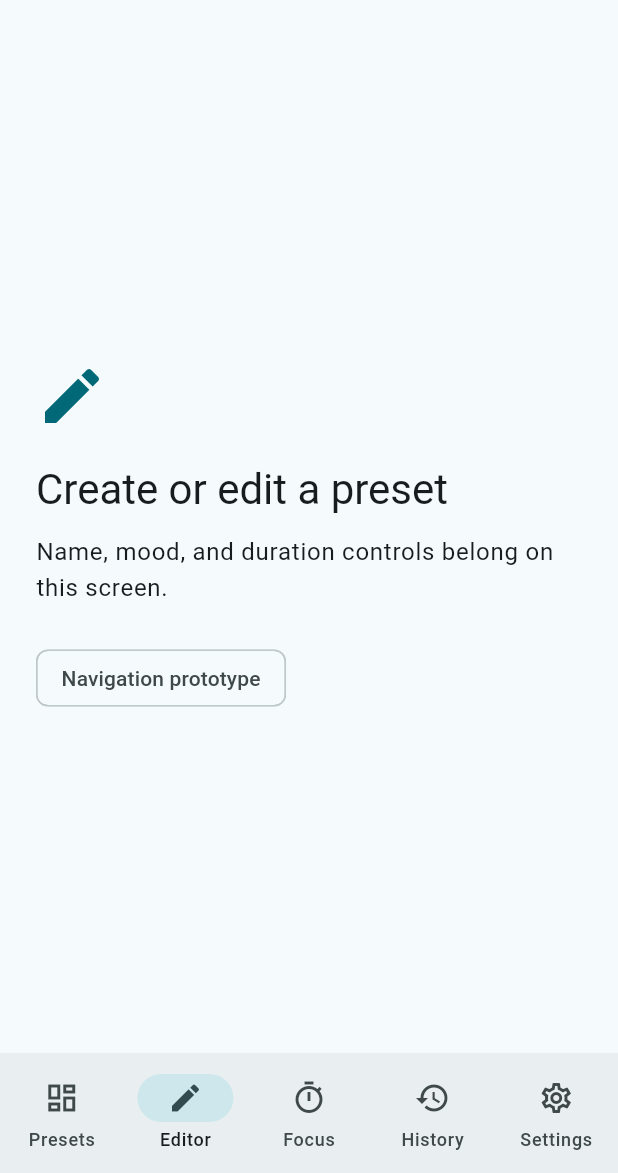
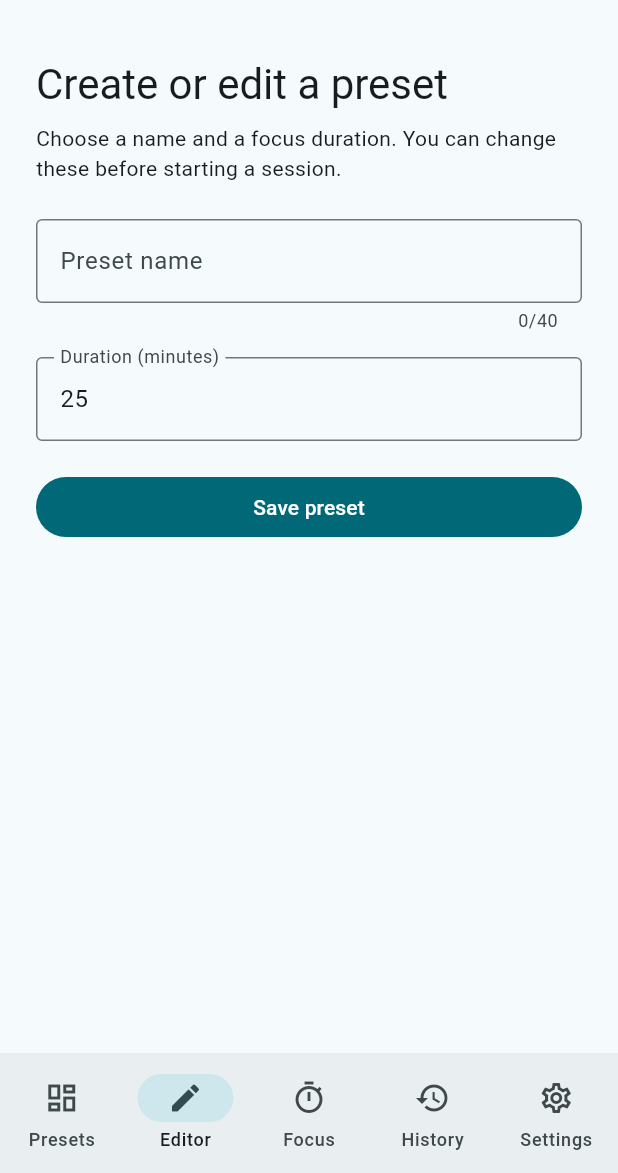
Before and after one commit to ozemoya/project1-adaptive-focus-studio, a Flutter app: the screen it shows after launch, item 2 of the bottom bar chosen, on a phone screen of 412 x 824 dp, the part 63-1236 px from its top. Run offline on Flutter 3.47's test engine with Material 3 defaults, Android fonts, the phone set to English and light mode, and no system bars.

Commit message:
Add validated preset creation flow

```diff
--- a/app/lib/main.dart
+++ b/app/lib/main.dart
@@ -28,6 +28,17 @@ class AppShell extends StatefulWidget {
 
 class _AppShellState extends State<AppShell> {
   int _selectedIndex = 0;
+  final List<FocusPreset> _presets = [];
+
+  void _savePreset(FocusPreset preset) {
+    setState(() {
+      _presets.add(preset);
+      _selectedIndex = 0;
+    });
+    ScaffoldMessenger.of(context).showSnackBar(
+      SnackBar(content: Text('${preset.name} saved for this session')),
+    );
+  }
 
   static const _sections = <_Section>[
     _Section(
@@ -76,7 +87,13 @@ class _AppShellState extends State<AppShell> {
       body: IndexedStack(
         index: _selectedIndex,
         children: [
-          for (final section in _sections) _SectionPreview(section: section),
+          _PresetList(
+            presets: _presets,
+            onCreate: () => setState(() => _selectedIndex = 1),
+          ),
+          PresetEditor(onSave: _savePreset),
+          for (final section in _sections.skip(2))
+            _SectionPreview(section: section),
         ],
       ),
       bottomNavigationBar: NavigationBar(
@@ -92,6 +109,157 @@ class _AppShellState extends State<AppShell> {
               selectedIcon: Icon(section.selectedIcon),
               label: section.title,
             ),
+        ],
+      ),
+    );
+  }
+}
+
+class FocusPreset {
+  const FocusPreset({required this.name, required this.durationMinutes});
+
+  final String name;
+  final int durationMinutes;
+}
+
+class _PresetList extends StatelessWidget {
+  const _PresetList({required this.presets, required this.onCreate});
+
+  final List<FocusPreset> presets;
+  final VoidCallback onCreate;
+
+  @override
+  Widget build(BuildContext context) {
+    return SafeArea(
+      child: ListView(
+        padding: const EdgeInsets.all(24),
+        children: [
+          Text(
+            'Choose a focus plan',
+            style: Theme.of(context).textTheme.headlineMedium,
+          ),
+          const SizedBox(height: 8),
+          Text(
+            'Build a reusable plan for your next study session.',
+            style: Theme.of(context).textTheme.bodyLarge,
+          ),
+          const SizedBox(height: 20),
+          FilledButton.icon(
+            onPressed: onCreate,
+            icon: const Icon(Icons.add),
+            label: const Text('Create preset'),
+          ),
+          const SizedBox(height: 20),
+          if (presets.isEmpty)
+            const Card(
+              child: Padding(
+                padding: EdgeInsets.all(20),
+                child: Text('No presets yet. Create one to get started.'),
+              ),
+            )
+          else
+            for (final preset in presets)
+              Card(
+                child: ListTile(
+                  title: Text(preset.name),
+                  subtitle: Text('${preset.durationMinutes} minutes'),
+                  leading: const Icon(Icons.timer_outlined),
+                ),
+              ),
+        ],
+      ),
+    );
+  }
+}
+
+class PresetEditor extends StatefulWidget {
+  const PresetEditor({super.key, required this.onSave});
+
+  final ValueChanged<FocusPreset> onSave;
+
+  @override
+  State<PresetEditor> createState() => _PresetEditorState();
+}
+
+class _PresetEditorState extends State<PresetEditor> {
+  final _formKey = GlobalKey<FormState>();
+  final _nameController = TextEditingController();
+  final _durationController = TextEditingController(text: '25');
+
+  @override
+  void dispose() {
+    _nameController.dispose();
+    _durationController.dispose();
+    super.dispose();
+  }
+
+  void _submit() {
+    if (!_formKey.currentState!.validate()) return;
+    widget.onSave(
+      FocusPreset(
+        name: _nameController.text.trim(),
+        durationMinutes: int.parse(_durationController.text.trim()),
+      ),
+    );
+    _nameController.clear();
+    _durationController.text = '25';
+  }
+
+  @override
+  Widget build(BuildContext context) {
+    return SafeArea(
+      child: ListView(
+        padding: const EdgeInsets.all(24),
+        children: [
+          Text(
+            'Create or edit a preset',
+            style: Theme.of(context).textTheme.headlineMedium,
+          ),
+          const SizedBox(height: 8),
+          const Text(
+            'Choose a name and a focus duration. You can change these before starting a session.',
+          ),
+          const SizedBox(height: 24),
+          Form(
+            key: _formKey,
+            child: Column(
+              crossAxisAlignment: CrossAxisAlignment.stretch,
+              children: [
+                TextFormField(
+                  controller: _nameController,
+                  decoration: const InputDecoration(
+                    labelText: 'Preset name',
+                    border: OutlineInputBorder(),
+                  ),
+                  textInputAction: TextInputAction.next,
+                  maxLength: 40,
+                  validator: (value) => (value == null || value.trim().isEmpty)
+                      ? 'Enter a preset name'
+                      : null,
+                ),
+                const SizedBox(height: 16),
+                TextFormField(
+                  controller: _durationController,
+                  decoration: const InputDecoration(
+                    labelText: 'Duration (minutes)',
+                    border: OutlineInputBorder(),
+                  ),
+                  keyboardType: TextInputType.number,
+                  validator: (value) {
+                    final minutes = int.tryParse(value?.trim() ?? '');
+                    return minutes == null || minutes < 1 || minutes > 180
+                        ? 'Enter a whole number from 1 to 180'
+                        : null;
+                  },
+                ),
+                const SizedBox(height: 20),
+                FilledButton(
+                  onPressed: _submit,
+                  child: const Text('Save preset'),
+                ),
+              ],
+            ),
+          ),
         ],
       ),
     );
```
Also changed, not shown: 2 other files.
